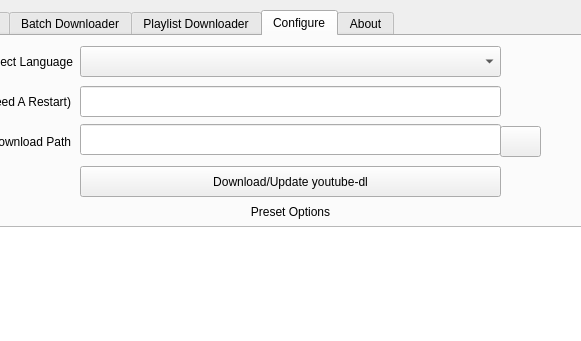
The window that src/mainwindow.ui (mhogomchungu/media-downloader) describes before a commit, drawn with Qt 5; both pictures show x 122 to 703 and y 0 to 341 of the 823 by 465 pixel window.
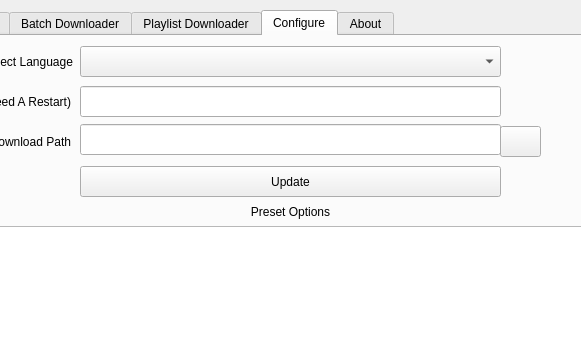
The same window after the commit. The open tabs and pages were chosen to show the change.

Patch:
```diff
--- a/src/mainwindow.ui
+++ b/src/mainwindow.ui
@@ -857,7 +857,7 @@
        </rect>
       </property>
       <property name="text">
-       <string>Download/Update youtube-dl</string>
+       <string>Update</string>
       </property>
      </widget>
     </widget>
```
